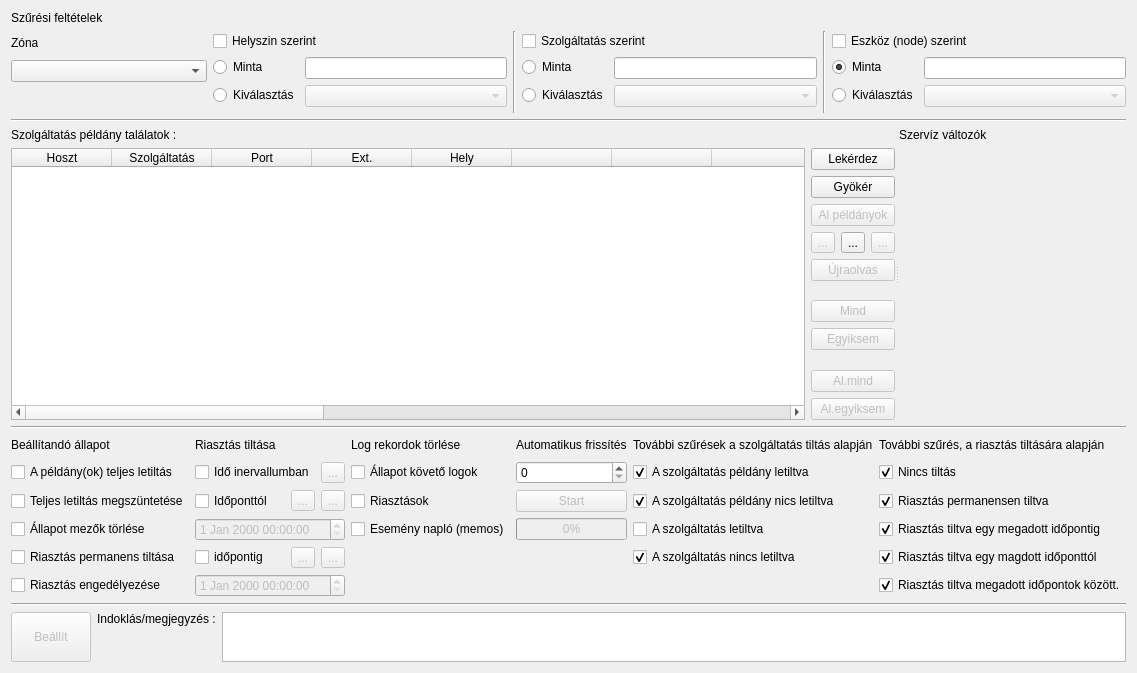
csikfer/lanview2, file lv2g/hsoperate.ui: the form before one commit.
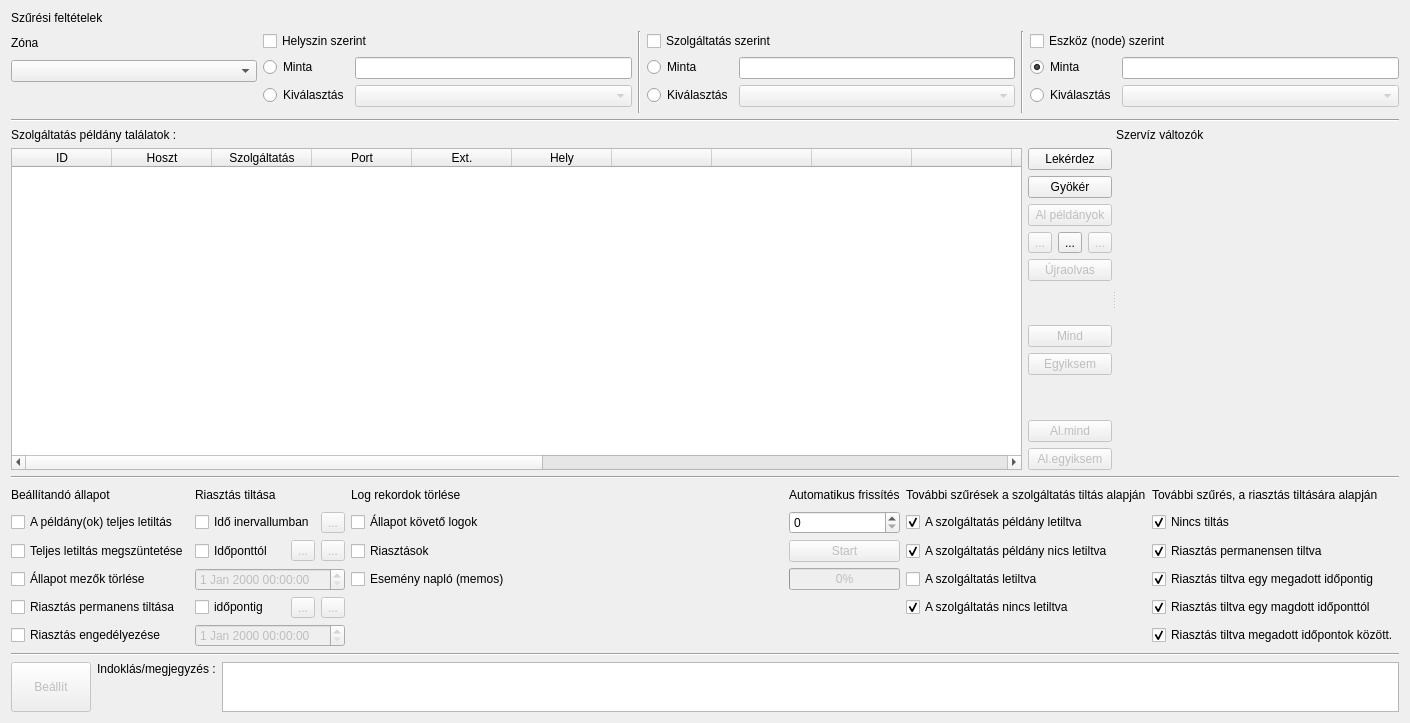
The form after the commit. Icons and pictures are not drawn.

```diff
--- a/lv2g/hsoperate.ui
+++ b/lv2g/hsoperate.ui
@@ -6,8 +6,8 @@
    <rect>
     <x>0</x>
     <y>0</y>
-    <width>1132</width>
-    <height>673</height>
+    <width>1410</width>
+    <height>723</height>
    </rect>
   </property>
   <property name="windowTitle">
@@ -240,6 +240,11 @@
          <attribute name="horizontalHeaderStretchLastSection">
           <bool>false</bool>
          </attribute>
+         <column>
+          <property name="text">
+           <string>ID</string>
+          </property>
+         </column>
          <column>
           <property name="text">
            <string>Hoszt</string>
```
